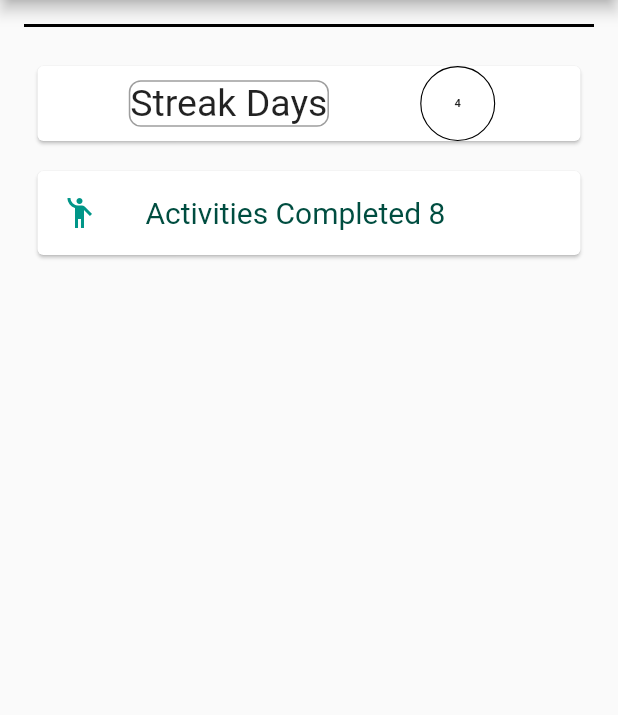
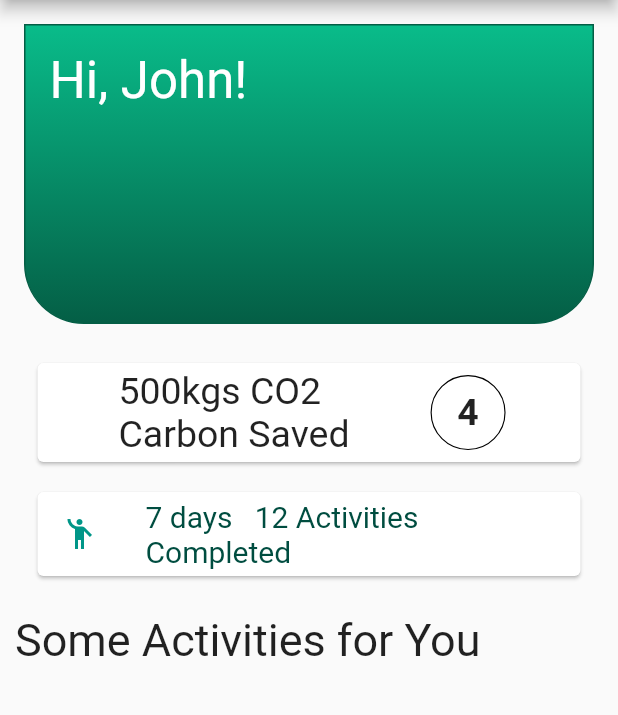
Before and after one commit to jeyeong/climate-ark-app, a Flutter app: the screen it shows after launch, on a phone screen of 412 x 824 dp, the part 84-799 px from its top. Run offline on Flutter 3.47's test engine with Material 2 defaults, Android fonts, the phone set to English and light mode, and no system bars.

Commit message:
adding some features

```diff
--- a/canvas/lib/components/circle_with_text.dart
+++ b/canvas/lib/components/circle_with_text.dart
@@ -1,14 +1,8 @@
-
-
 import 'package:flutter/material.dart';
 
 class CircleWithText extends StatelessWidget {
-
-  const CircleWithText({
-    Key? key,
-    required this.title,
-    required this.radius
-  }) : super(key: key);
+  const CircleWithText({Key? key, required this.title, required this.radius})
+      : super(key: key);
 
   final String title;
   final double radius;
@@ -21,15 +15,16 @@ class CircleWithText extends StatelessWidget {
       decoration: ShapeDecoration(
           color: Colors.transparent,
           shape: CircleBorder(
-          side: BorderSide(color: Colors.black, width: 0.015 * radius))
-      ),
+              side: BorderSide(color: Colors.black, width: 0.015 * radius))),
       child: Center(
-        child: Text(title,
+        child: Text(
+          title,
           style: TextStyle(
-          fontSize: 0.15 * radius,
+            fontSize: 0.5 * radius,
             fontWeight: FontWeight.bold,
           ),
-        textAlign: TextAlign.center,),
+          textAlign: TextAlign.center,
+        ),
       ),
     );
   }
--- a/canvas/lib/main.dart
+++ b/canvas/lib/main.dart
@@ -1,6 +1,7 @@
 import 'package:flutter/material.dart';
 import 'package:canvas/components/circle_with_text.dart';
 import 'package:canvas/components/current_days.dart';
+import 'package:canvas/constants.dart';
 
 void main() {
   runApp(const MyApp());
@@ -42,48 +43,78 @@ class _MyHomePageState extends State<MyHomePage> {
         child: Column(children: [
           Container(
             margin: const EdgeInsets.all(16.0),
+            width: 500,
+            height: 200,
+            padding: const EdgeInsets.all(16.0),
+            child: Text('Hi, John!',
+                style: Theme.of(context)
+                    .textTheme
+                    .headline4!
+                    .copyWith(color: Colors.white)),
             decoration: BoxDecoration(
+              color: primaryColor,
               border: Border.all(
                 width: 1.0,
-                color: const Color(0xFF000000),
+                color: primaryDarkerColor,
+              ),
+              borderRadius: const BorderRadius.only(
+                  bottomRight: Radius.circular(40.0),
+                  bottomLeft: Radius.circular(40.0)),
+//              borderRadius: const BorderRadius.all(Radius.circular(20)),
+              gradient: const LinearGradient(
+                begin: Alignment.topCenter,
+                end: Alignment
+                    .bottomCenter, // 10% of the width, so there are ten blinds.
+                colors: <Color>[
+                  primaryColor,
+                  primaryDarkerColor
+                ], // red to yellow
               ),
             ),
           ),
           Card(
-            margin: const EdgeInsets.symmetric(vertical: 10.0, horizontal: 25.0),
+            margin:
+                const EdgeInsets.symmetric(vertical: 10.0, horizontal: 25.0),
             child: Row(
                 mainAxisAlignment: MainAxisAlignment.spaceEvenly,
                 children: [
                   Container(
-                    decoration: BoxDecoration(
-                      border: Border.all(width: 1, color: Colors.black38),
-                      borderRadius: const BorderRadius.all(Radius.circular(8)),
+                    child: const Text(
+                      '500kgs CO2 \nCarbon Saved',
+                      style: TextStyle(fontSize: 25),
                     ),
-                    child: const Text(
-                        'Streak Days',
-                        style: TextStyle(fontSize: 25),),
                     margin: const EdgeInsets.all(4),
                   ),
-              const CircleWithText(
-                title: '4',
-                radius: 50.0,
-              ),
-            ]),
+                  const CircleWithText(
+                    title: '4',
+                    radius: 50.0,
+                  ),
+                ]),
           ),
           Card(
-            margin: const EdgeInsets.symmetric(vertical: 10.0, horizontal: 25.0),
+            margin:
+                const EdgeInsets.symmetric(vertical: 10.0, horizontal: 25.0),
             child: ListTile(
               leading: const Icon(
                 Icons.emoji_people,
                 color: Colors.teal,
               ),
-              title: Text('Activities Completed 8',
+              title: Text('7 days   12 Activities Completed',
                   style: TextStyle(
                     color: Colors.teal.shade900,
                     fontSize: 20.0,
                   )),
             ),
           ),
+          Container(
+              alignment: Alignment.bottomLeft,
+              margin: const EdgeInsets.all(10.0),
+              width: 500.0,
+              height: 40.0,
+              child: const Text('Some Activities for You',
+                  style: TextStyle(
+                    fontSize: 30.0,
+                  ))),
         ]),
       ),
     );
```
Also changed, not shown: canvas/lib/constants.dart (added, +47 -0 lines), canvas/lib/components/logo.dart (added). Lines whose indentation alone changed are shown as unchanged.
